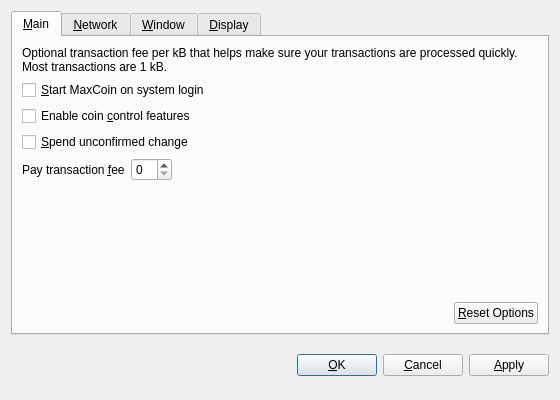
First picture: the form in src/qt/forms/optionsdialog.ui, repository Max-Coin/maxcoin-dev-staging, before the edit.
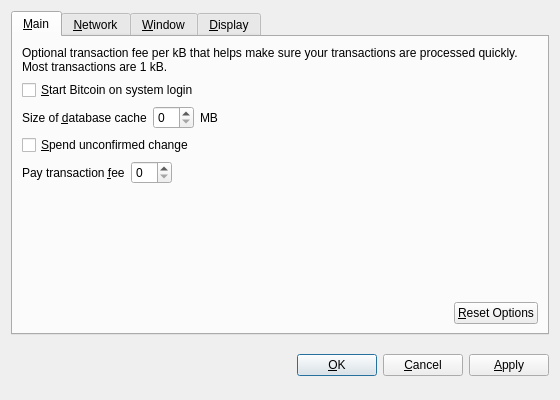
Second picture: the form after the edit. Custom widgets are drawn as their Qt base class.

What changed in the file:
```diff
--- a/src/qt/forms/optionsdialog.ui
+++ b/src/qt/forms/optionsdialog.ui
@@ -49,19 +49,52 @@
           <string>Automatically start MaxCoin after logging in to the system.</string>
          </property>
          <property name="text">
-          <string>&amp;Start MaxCoin on system login</string>
+          <string>&amp;Start Bitcoin on system login</string>
          </property>
         </widget>
        </item>
        <item>
-        <widget class="QCheckBox" name="coinControlFeatures">
-         <property name="toolTip">
-          <string>Whether to show coin control features or not.</string>
-         </property>
-         <property name="text">
-          <string>Enable coin &amp;control features</string>
-         </property>
-        </widget>
+        <layout class="QHBoxLayout" name="horizontalLayout_2_Main">
+         <item>
+          <widget class="QLabel" name="databaseCacheLabel">
+           <property name="text">
+            <string>Size of &amp;database cache</string>
+           </property>
+           <property name="textFormat">
+            <enum>Qt::PlainText</enum>
+           </property>
+           <property name="buddy">
+            <cstring>databaseCache</cstring>
+           </property>
+          </widget>
+         </item>
+         <item>
+          <widget class="QSpinBox" name="databaseCache"/>
+         </item>
+         <item>
+          <widget class="QLabel" name="databaseCacheUnitLabel">
+           <property name="text">
+            <string>MB</string>
+           </property>
+           <property name="textFormat">
+            <enum>Qt::PlainText</enum>
+           </property>
+          </widget>
+         </item>
+         <item>
+          <spacer name="horizontalSpacer_2_Main">
+           <property name="orientation">
+            <enum>Qt::Horizontal</enum>
+           </property>
+           <property name="sizeHint" stdset="0">
+            <size>
+             <width>40</width>
+             <height>20</height>
+            </size>
+           </property>
+          </spacer>
+         </item>
+        </layout>
        </item>
        <item>
         <widget class="QCheckBox" name="spendZeroConfChange">
```
Left out of the diff: 2 changed lines with no effect on the pictures.
